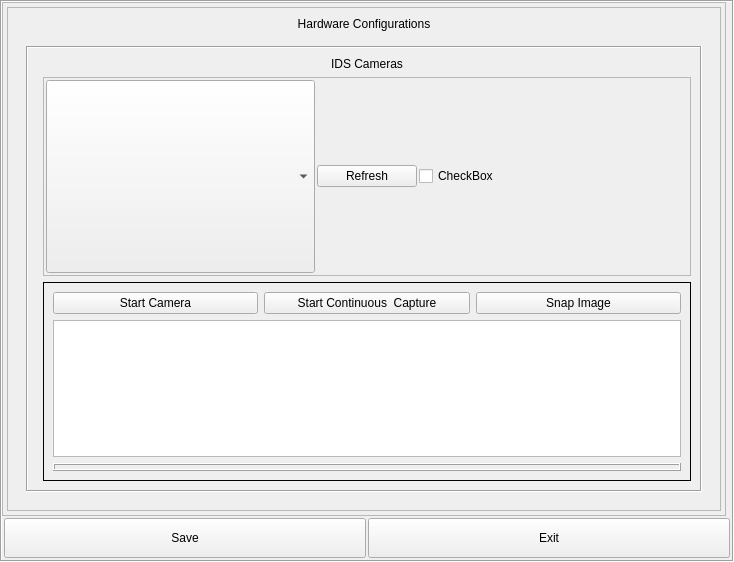
ruisebastiao/KPPQtAutomation_old, file KPPVision/configurationswidget.ui: the form before one commit.
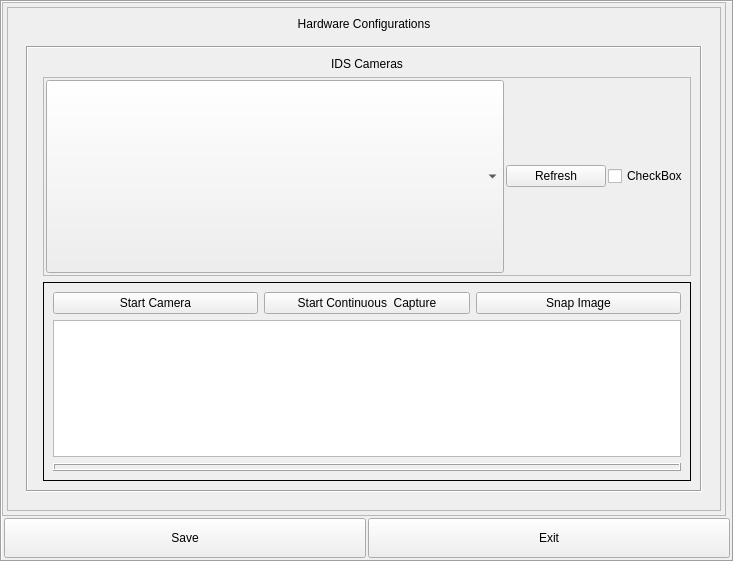
The form after the commit. The open tabs and pages were chosen to show the change. Custom widgets are drawn as their Qt base class.

```diff
--- a/KPPVision/configurationswidget.ui
+++ b/KPPVision/configurationswidget.ui
@@ -288,6 +288,12 @@
                             </item>
                             <item>
                              <widget class="QCheckBox" name="check_morecameraoptions">
+                              <property name="sizePolicy">
+                               <sizepolicy hsizetype="Fixed" vsizetype="Fixed">
+                                <horstretch>0</horstretch>
+                                <verstretch>0</verstretch>
+                               </sizepolicy>
+                              </property>
                               <property name="text">
                                <string>CheckBox</string>
                               </property>
```
Left out of the diff: 10 changed lines with no effect on the pictures.
